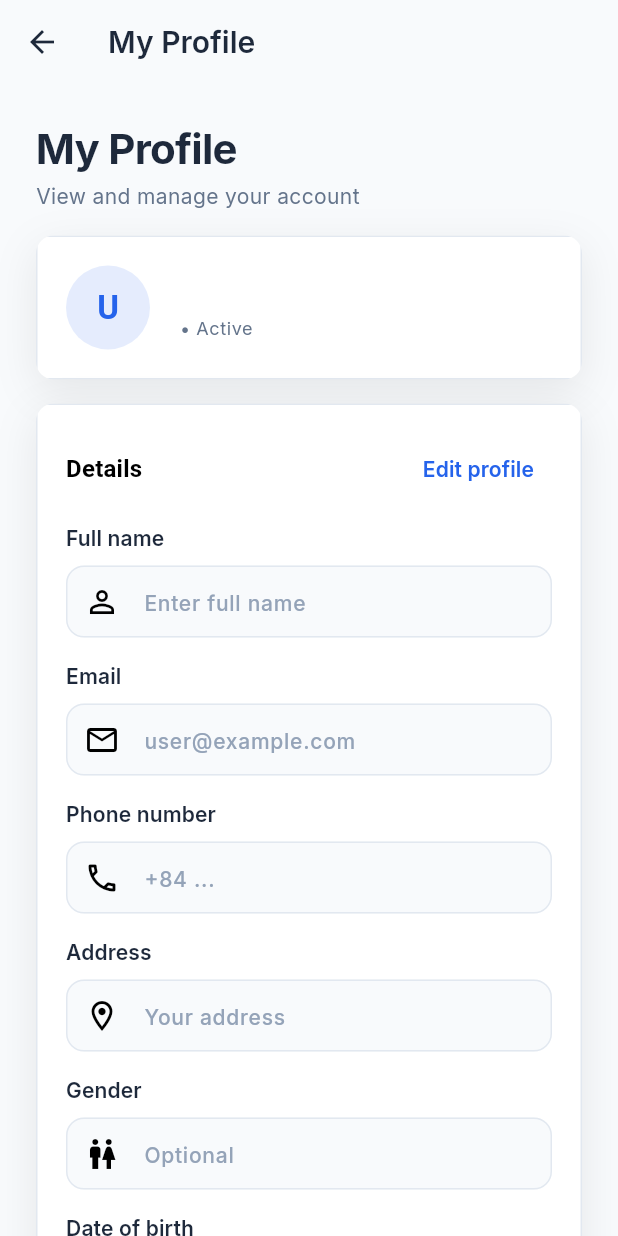
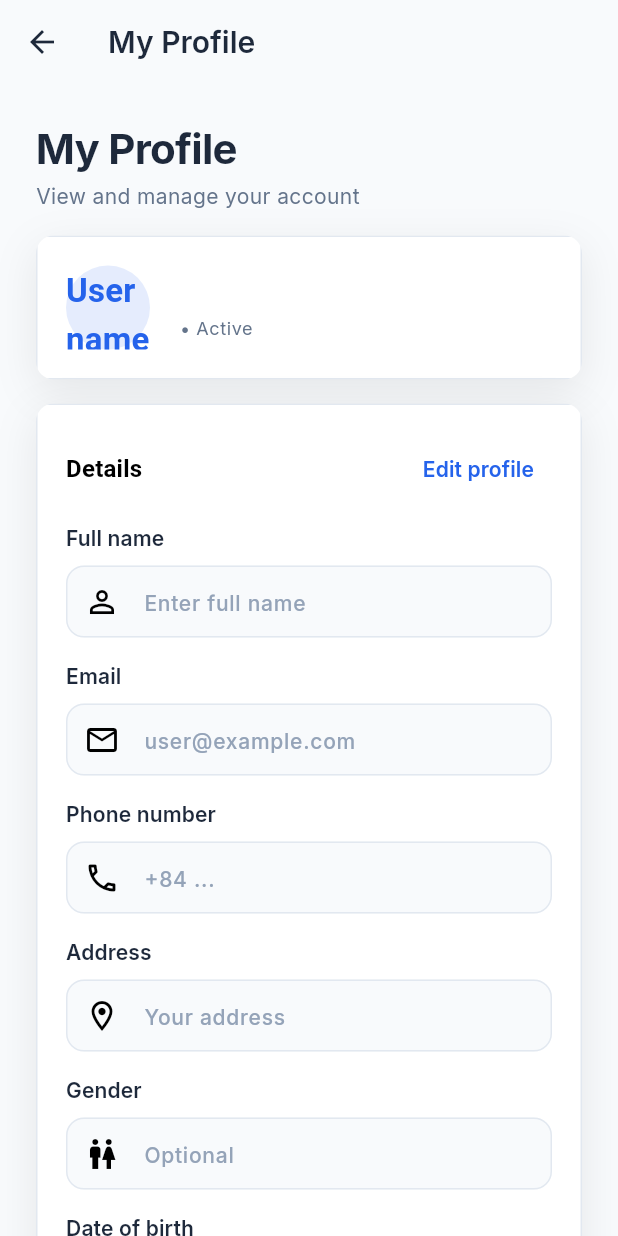
Before and after one commit to minhtri534/PRM393-G4, a Flutter app: the ProfileScreen screen opened by its route, on a phone screen of 412 x 824 dp. Run offline on Flutter 3.47's test engine with Material 3 defaults, Android fonts, the light colour scheme and no system bars; our stand-ins replace dio, file_picker, flutter_secure_storage, google_fonts, open_filex, shared_preferences and 2 more; accounts and stored records are empty; network calls fail.

Commit message:
put remaining profile strings into app constants

```diff
--- a/mobile_app/lib/core/constants/app_constants.dart
+++ b/mobile_app/lib/core/constants/app_constants.dart
@@ -42,6 +42,7 @@ class AppConstants {
   static const double iconSizeSmall = 16.0;
   static const double iconSizeMedium = 24.0;
   static const double iconSizeLarge = 32.0;
+
 
   // Manager Constants
   //// Shell Screen
@@ -301,7 +302,7 @@ class AppConstants {
   static const String managerUserFormRoleHint = 'Role';
   static const String managerUserFormMissingRole = 'Role is required';
 
-  //// Profile Screen
+  // Profile Screen
   static const String profileTitle = 'My Profile';
   static const String profileSubtitle = 'View and manage your account';
   static const String profileEdit = 'Edit profile';
@@ -324,4 +325,12 @@ class AppConstants {
   static const String profileStatus = 'Status';
   static const String profileMissingName = 'Name is required';
   static const String profileNavLabel = 'Profile';
+  static const String profileErrorRetry = 'Retry';
+  static const String profileFullNamePlaceholder = 'Username';
+  static const String profileRolePlaceholder = 'User';
+  static const String profileDetailsTitle = 'Details';
+  static const String profileErrorMissingEmail = 'Email is required';
+  static const String profileErrorInvalidEmail = 'Enter a valid email';
+  static const String profileAddressHint = 'Your address';
+  static const String profileGenderHint = 'Optional';
 }
--- a/mobile_app/lib/screens/common/profile_screen.dart
+++ b/mobile_app/lib/screens/common/profile_screen.dart
@@ -223,7 +223,7 @@ class _ProfileScreenState extends State<ProfileScreen> {
                     ),
                     const SizedBox(height: 16),
                     ActionButton(
-                      label: 'Retry',
+                      label: AppConstants.profileErrorRetry,
                       onPressed: _loadProfile,
                       width: 140,
                     ),
@@ -235,7 +235,7 @@ class _ProfileScreenState extends State<ProfileScreen> {
 
           final initial = profile.fullName.isNotEmpty
               ? profile.fullName[0].toUpperCase()
-              : 'U';
+              : AppConstants.profileFullNamePlaceholder;
 
           return SingleChildScrollView(
             padding: const EdgeInsets.all(AppConstants.paddingLarge),
@@ -277,7 +277,7 @@ class _ProfileScreenState extends State<ProfileScreen> {
                             ),
                             const SizedBox(height: 4),
                             Text(
-                              '${profile.roleName ?? 'User'} • ${profile.statusLabel}',
+                              '${profile.roleName ?? AppConstants.profileRolePlaceholder} • ${profile.statusLabel}',
                               style: Theme.of(context).textTheme.bodySmall
                                   ?.copyWith(color: AppTheme.textSecondaryColor),
                             ),
@@ -298,7 +298,7 @@ class _ProfileScreenState extends State<ProfileScreen> {
                         Row(
                           children: [
                             Text(
-                              'Details',
+                              AppConstants.profileDetailsTitle,
                               style: Theme.of(context).textTheme.titleMedium
                                   ?.copyWith(fontWeight: FontWeight.w700),
                             ),
@@ -342,10 +342,10 @@ class _ProfileScreenState extends State<ProfileScreen> {
                           readOnly: !_isEditing,
                           validator: (v) {
                             if (v == null || v.trim().isEmpty) {
-                              return 'Email is required';
+                              return AppConstants.profileErrorMissingEmail;
                             }
                             if (!isValidEmail(v.trim())) {
-                              return 'Enter a valid email';
+                              return AppConstants.profileErrorInvalidEmail;
                             }
                             return null;
                           },
@@ -363,7 +363,7 @@ class _ProfileScreenState extends State<ProfileScreen> {
                         CustomTextField(
                           controller: _addressController,
                           label: AppConstants.profileAddress,
-                          hintText: 'Your address',
+                          hintText: AppConstants.profileAddressHint,
                           prefixIcon: const Icon(Icons.location_on_outlined),
                           readOnly: !_isEditing,
                         ),
@@ -371,7 +371,7 @@ class _ProfileScreenState extends State<ProfileScreen> {
                         CustomTextField(
                           controller: _genderController,
                           label: AppConstants.profileGender,
-                          hintText: 'Optional',
+                          hintText: AppConstants.profileGenderHint,
                           prefixIcon: const Icon(Icons.wc_outlined),
                           readOnly: !_isEditing,
                         ),
```
